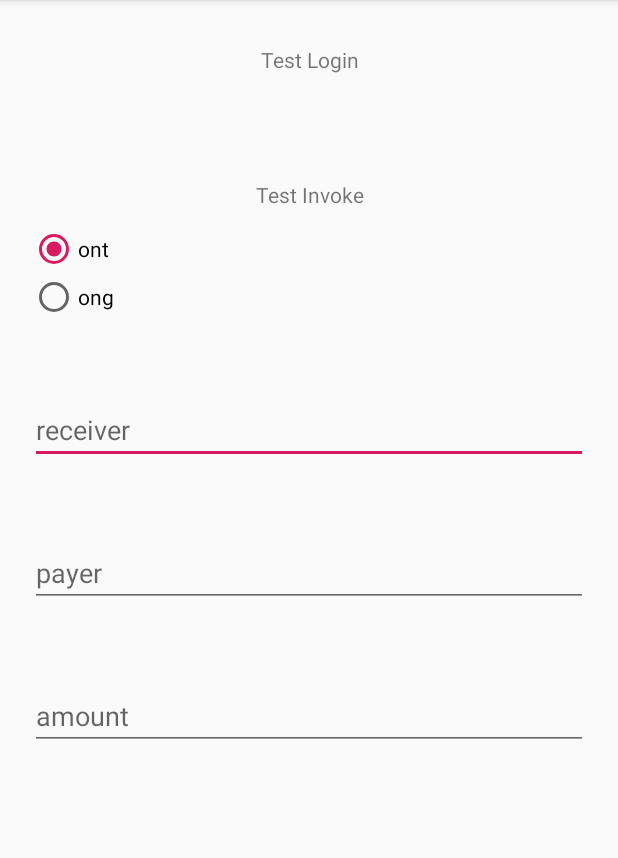
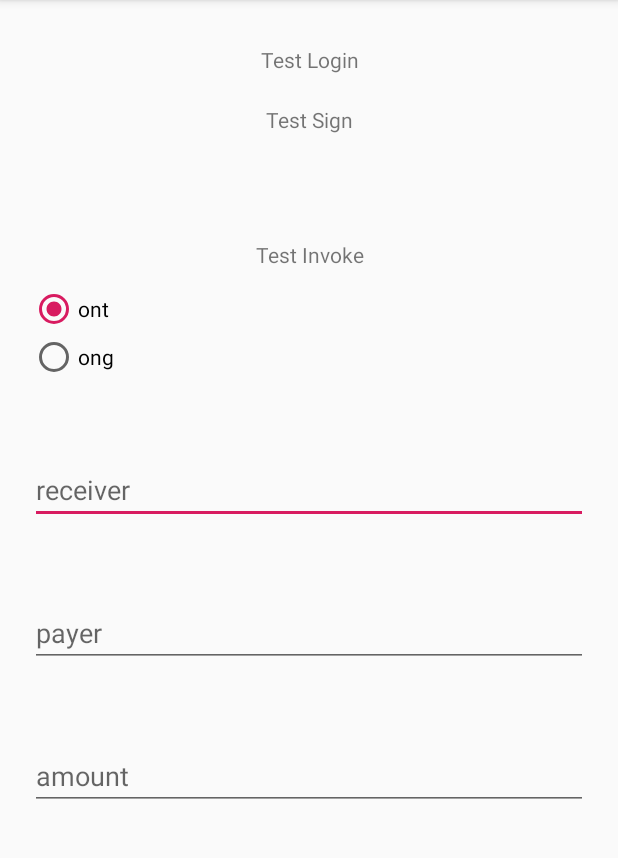
Before and after one commit to ontio-cyano/android-app-demo, an Android app: the screen it shows after launch (MainActivity), after a tap on "Test Login", on a phone screen of 412 x 824 dp, the part 84-942 px from its top. Run offline under Robolectric (Android 15) with nearby library versions, the phone set to English and light mode, and no system bars.

Commit message:
add sign message

```diff
--- a/app/src/main/java/com/github/cyano/demo/MainActivity.java
+++ b/app/src/main/java/com/github/cyano/demo/MainActivity.java
@@ -32,6 +32,7 @@ public class MainActivity extends AppCompatActivity {
 
         // Example of a call to a native method
         TextView tvLogin = findViewById(R.id.sample_text);
+        TextView tvSign = findViewById(R.id.sample_sign);
         TextView tvInvoke = findViewById(R.id.sample_text1);
         final EditText etPayer = findViewById(R.id.et_payer);
         final EditText etReceiver = findViewById(R.id.et_receiver);
@@ -43,6 +44,13 @@ public class MainActivity extends AppCompatActivity {
             @Override
             public void onClick(View view) {
                 String data = "{\"action\":\"login\",\"id\":\"10ba038e-48da-487b-96e8-8d3b99b6d18a\",\"version\":\"v1.0.0\",\"params\":{\"type\":\"ontid or account\",\"dappName\":\"dapp Name\",\"dappIcon\":\"dapp Icon\",\"message\":\"helloworld\",\"expire\":1546415363,\"callback\":\"http://127.0.0.1:80/login/callback\"}}";
+                sendData(data);
+            }
+        });
+        tvSign.setOnClickListener(new View.OnClickListener() {
+            @Override
+            public void onClick(View view) {
+                String data = "{\"action\":\"signMessage\",\"id\":\"10ba038e-48da-487b-96e8-8d3b99b6d18a\",\"version\":\"v1.0.0\",\"params\":{\"type\":\"ontid or account\",\"dappName\":\"dapp Name\",\"dappIcon\":\"dapp Icon\",\"message\":\"helloworld\",\"expire\":1546415363,\"callback\":\"http://127.0.0.1:80/login/callback\"}}";
                 sendData(data);
             }
         });
--- a/app/src/main/res/layout/activity_main.xml
+++ b/app/src/main/res/layout/activity_main.xml
@@ -20,6 +20,18 @@
             android:layout_gravity="center"
             android:gravity="center"
             android:text="Test Login"
+            app:layout_constraintBottom_toBottomOf="parent"
+            app:layout_constraintLeft_toLeftOf="parent"
+            app:layout_constraintRight_toRightOf="parent"
+            app:layout_constraintTop_toTopOf="parent" />
+
+        <TextView
+            android:id="@+id/sample_sign"
+            android:layout_width="200dp"
+            android:layout_height="40dp"
+            android:layout_gravity="center"
+            android:gravity="center"
+            android:text="Test Sign"
             app:layout_constraintBottom_toBottomOf="parent"
             app:layout_constraintLeft_toLeftOf="parent"
             app:layout_constraintRight_toRightOf="parent"
```
